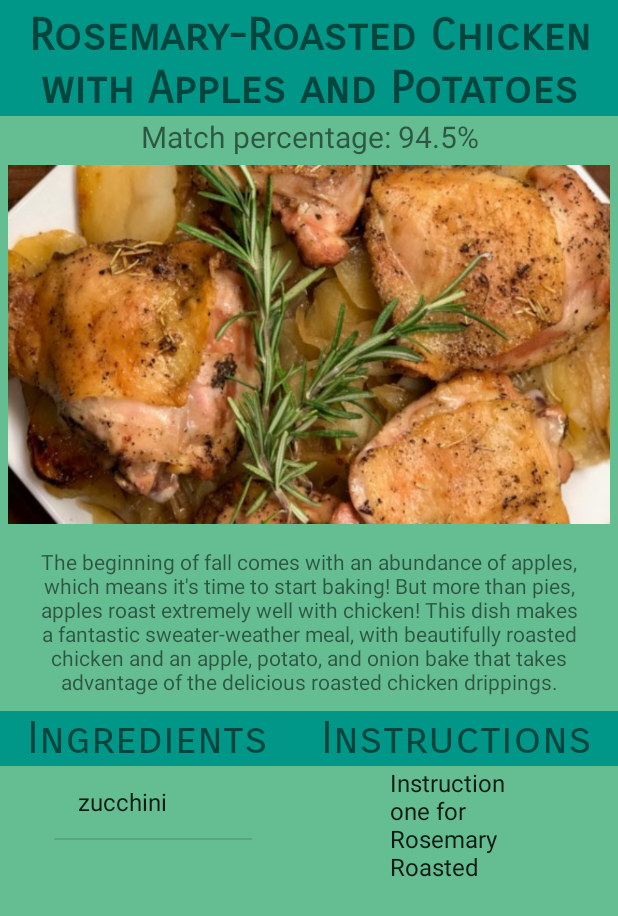
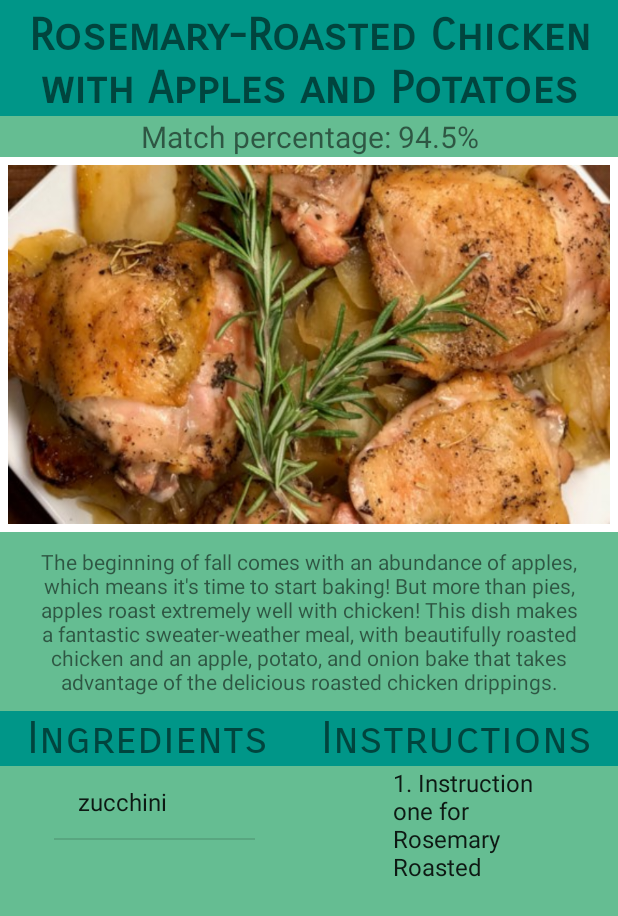
Before and after one commit to samkgossett/ShelfApp, an Android app: the screen it shows after launch (RecipeActivity), after a tap on "Rosemary-Roasted Chicken with Apples and", on a phone screen of 412 x 824 dp. Shown: the top 916 px of the screen. Run offline under Robolectric (Android 15) with nearby library versions, the phone set to English and light mode, and no system bars; our stand-ins replace navigation-ui.

Commit message:
minor QOL recipe activity tweaks

```diff
--- a/test 2/app/src/main/java/com/example/gossettsamantha/test/ui/home/RecipeActivity.java
+++ b/test 2/app/src/main/java/com/example/gossettsamantha/test/ui/home/RecipeActivity.java
@@ -66,8 +66,6 @@ public class RecipeActivity extends Activity {
 
         try {
 
-            //db.setVersion(2);
-
             cursor = db.query("INGREDIENT",
                     new String[]{"ID", "RECIPE_ID", "INGREDIENT"},
                     null,
@@ -86,10 +84,6 @@ public class RecipeActivity extends Activity {
 
                 int thisId = cursor.getInt(recId);
 
-
-                //Toast toast = Toast.makeText(this, " " + thisId + " " + recId + " " + recipeId, Toast.LENGTH_SHORT);
-                //toast.show();
-
                 int i= 0 ;
 
                 do {
@@ -104,29 +98,6 @@ public class RecipeActivity extends Activity {
                 }
 
                 while (cursor.moveToNext());
-
-
-
-/*
-                int i = 0;
-                do {
-
-                    thisTitle[i] = cursor.getString(titleColumn);
-                    thisMatch[i] = cursor.getString(matchColumn);
-                    thisPicture[i] = cursor.getInt(pictureColumn);
-                    thisDesc[i] = cursor.getString(titleDesc);
-                    thisId[i] = cursor.getInt(idColumn);
-
-                    String items = new ;
-
-                    instructions.add(items);
-                    i++;
-                }
-                while (cursor.moveToNext());
-
-
- */
-
 
                 cursor.close();
             }
@@ -143,8 +114,6 @@ public class RecipeActivity extends Activity {
         final ArrayAdapter<String> arrayAdapter = new ArrayAdapter<String>
                 (this, android.R.layout.simple_list_item_1, ingredients_list);
         ingredientsLv.setAdapter(arrayAdapter);
-
-
 
 
 
--- a/test 2/app/src/main/java/com/example/gossettsamantha/test/ui/home/RecipeDatabaseHelper.java
+++ b/test 2/app/src/main/java/com/example/gossettsamantha/test/ui/home/RecipeDatabaseHelper.java
@@ -104,9 +104,9 @@ public class RecipeDatabaseHelper extends SQLiteOpenHelper {
                     + "RECIPE_ID, "
                     + "INSTRUCTION);");
 
-            insertInstruction(db, 1, 1, "Instruction one for air fryer");
-            insertInstruction(db, 2, 1, "Instruction two for air fryer");
-            insertInstruction(db, 3, 2, "Instruction one for Rosemary Roasted");
+            insertInstruction(db, 1, 1, "1. Instruction one for air fryer");
+            insertInstruction(db, 2, 1, "2. Instruction two for air fryer");
+            insertInstruction(db, 3, 2, "1. Instruction one for Rosemary Roasted");
 
             /*
               db.execSQL("CREATE TABLE INGREDIENT_RECIPE (_id INTEGER PRIMARY KEY AUTOINCREMENT, "
--- a/test 2/app/src/main/res/layout/activity_recipe.xml
+++ b/test 2/app/src/main/res/layout/activity_recipe.xml
@@ -42,6 +42,8 @@
                 android:layout_width="match_parent"
                 android:layout_height="250dp"
                 android:layout_gravity="center_horizontal"
+                android:background="#FFFFFF"
+
                 android:padding="5dp"
                 android:scaleType="fitXY" />
 
@@ -84,20 +86,22 @@
 
             <LinearLayout
                 android:layout_width="match_parent"
+                android:layout_weight="1"
                 android:layout_height="match_parent"
                 android:orientation="horizontal">
 
                 <ListView
                     android:id="@+id/ingredientsListView"
-                    android:layout_width="204dp"
+                    android:layout_width="wrap_content"
+                    android:layout_weight="1"
                     android:layout_height="match_parent"
                     android:paddingHorizontal="36dp" />
 
                 <ListView
                     android:id="@+id/instructionsListView"
-                    android:layout_width="204dp"
+                    android:layout_width="wrap_content"
                     android:layout_height="match_parent"
-
+                    android:layout_weight="1"
                     android:paddingHorizontal="40dp"
 
                     >
```
